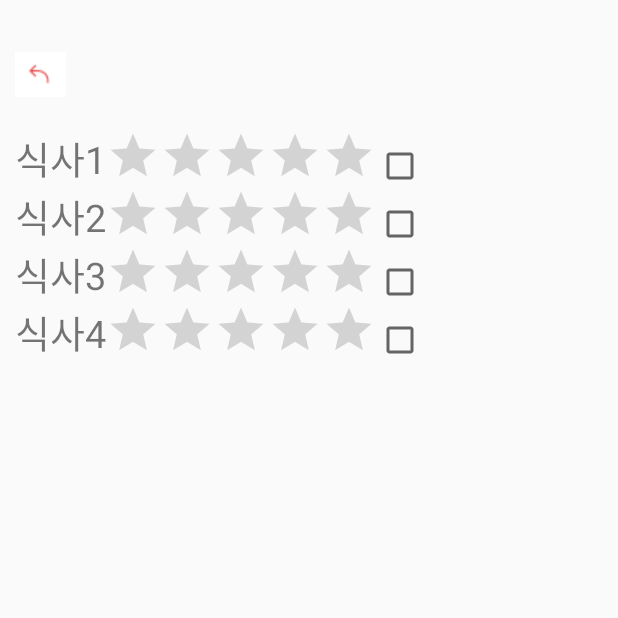
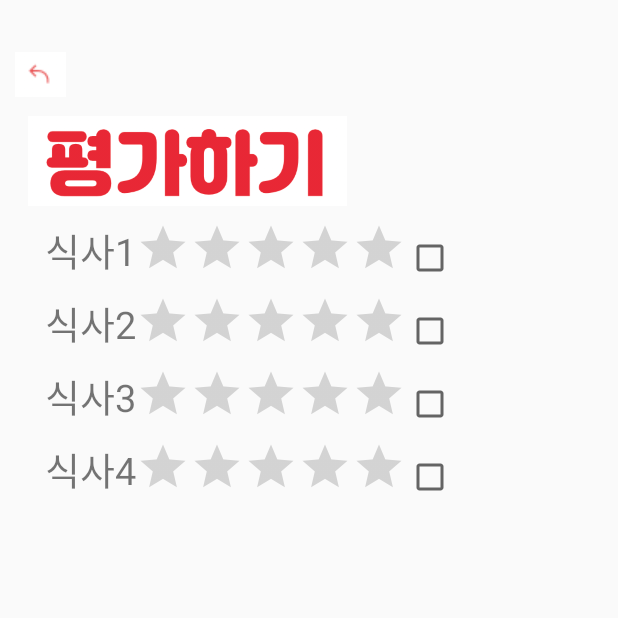
Before and after one commit to anselmo228/MobileTermProject, an Android app: the ReviewActivity screen opened directly, with no data from a screen before it, on a phone screen of 412 x 824 dp, the top half of it. Run offline under Robolectric (Android 15) with nearby library versions, the phone set to English and light mode, and no system bars.

Commit message:
오류 수정 완료(5/21)-2

```diff
--- a/app/src/main/res/layout/activity_review.xml
+++ b/app/src/main/res/layout/activity_review.xml
@@ -7,6 +7,7 @@
     android:orientation="vertical"
     tools:context=".ReviewActivity">
     <!--id, 뒤로가기 버튼-->
+
     <TextView
         android:layout_width="wrap_content"
         android:layout_height="wrap_content"
@@ -19,6 +20,11 @@
         android:layout_height="53dp"
         android:src="@drawable/small_image"
         android:background="@null" />
+    <ImageView
+        android:layout_width="250dp"
+        android:layout_height="60dp"
+        android:layout_marginTop="1dp"
+        android:src="@drawable/rate_title" />
     <View
         android:layout_width="match_parent"
         android:layout_height="10dp" />
--- a/app/src/main/res/layout/grade_list.xml
+++ b/app/src/main/res/layout/grade_list.xml
@@ -3,14 +3,24 @@
     android:layout_width="match_parent"
     android:layout_height="wrap_content"
     android:id="@+id/grade_layout"
-    android:orientation="horizontal"
+    android:orientation="vertical"
     android:layout_marginLeft="10dp">
-<!--    음식 이름, 별점, 식사 여부-->
+
+    <LinearLayout
+        android:layout_width="match_parent"
+        android:layout_height="wrap_content"
+        android:orientation="horizontal">
+        <View
+            android:layout_width="20dp"
+            android:layout_height="match_parent" />
+
+        <!-- 별점 -->
         <TextView
             android:layout_width="wrap_content"
             android:layout_height="wrap_content"
             android:id="@+id/name"
             android:textSize="25dp"/>
+
         <RatingBar
             android:layout_width="wrap_content"
             android:layout_height="wrap_content"
@@ -20,9 +30,16 @@
             android:progressTint="@color/star_yellow"
             android:rating="0"
             android:stepSize="1"/>
+
+        <!-- 식사 여부 -->
         <CheckBox
             android:layout_width="wrap_content"
             android:layout_height="wrap_content"
             android:id="@+id/check"/>
+    </LinearLayout>
+    <View
+        android:layout_width="match_parent"
+        android:layout_height="10dp" />
+
 
 </LinearLayout>
```
Also changed, not shown: app/src/main/res/drawable/rate_title.png (added). Lines whose indentation alone changed are shown as unchanged.
